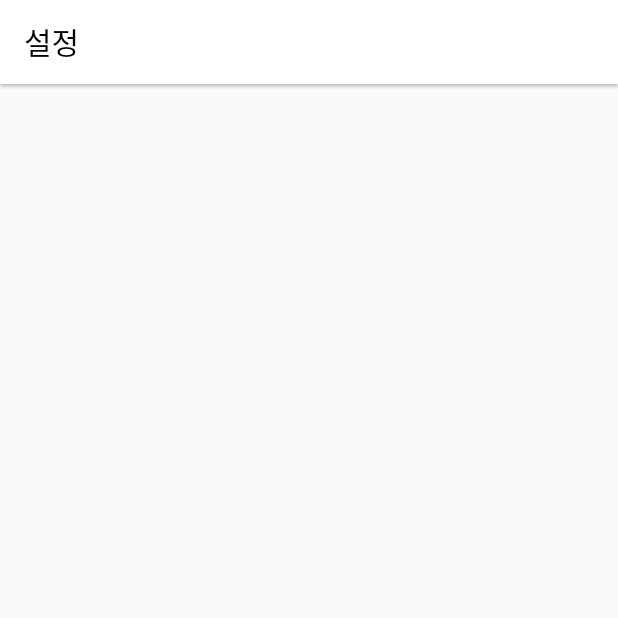
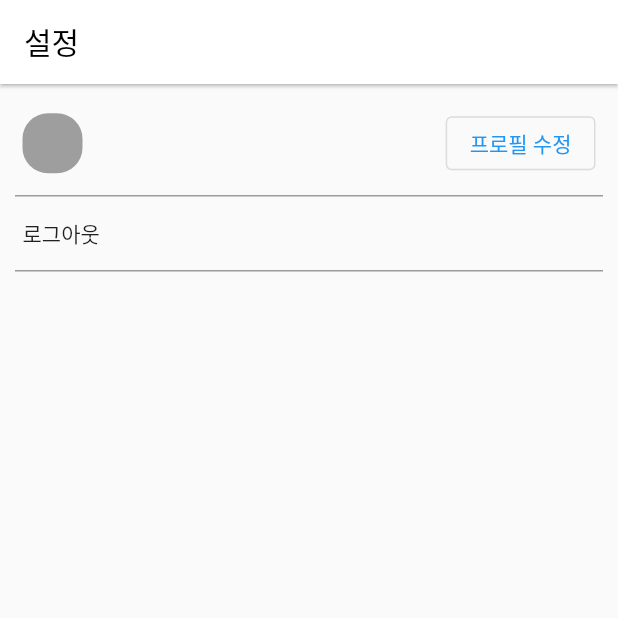
Before and after one commit to songsh927/katalkClone, a Flutter app: the Setting screen opened directly, on a phone screen of 412 x 824 dp, the top half of it. Run offline on Flutter 3.47's test engine with Material 2 defaults, Android fonts, the phone set to English and light mode, and no system bars; our stand-ins replace shared_preferences, socket_io_client; accounts and stored records are empty.

Commit message:
설정,채팅 개발중

```diff
--- a/lib/chattingpage.dart
+++ b/lib/chattingpage.dart
@@ -98,10 +98,11 @@ class _chattingpageState extends State<ChattingPage> {
                              children: [
                                Container(
                                  decoration: BoxDecoration(
-                                   color: Colors.amber,
+                                   color: Colors.white,
                                    borderRadius: BorderRadius.all(Radius.circular(10)),
                                  ),
-                                 height: 40,
+                                 alignment: Alignment.center,
+                                 height: 35,
                                  margin: EdgeInsets.fromLTRB(5, 2, 5, 2),
                                  padding: EdgeInsets.all(10),
                                  child: Text(roomData['text'][i]['text'].toString()),
--- a/lib/main.dart
+++ b/lib/main.dart
@@ -93,7 +93,6 @@ class UserData extends ChangeNotifier{
       jsonDecode(res.body)['user']['friendId'].forEach((id){
         searchFriendById(id);
       });
-
 
       userInfo['id'] = jsonDecode(res.body)['user']['id'];
       userInfo['name'] = jsonDecode(res.body)['user']['name'];
@@ -194,7 +193,6 @@ class UserData extends ChangeNotifier{
   receiveMessage(){
     socket.on('rec', (data) {
       if(data['id'] !=  userInfo['id']){
-        print('rec');
 
         var msgData = {
           'roomId': data['roomId'].toString(),
@@ -212,11 +210,6 @@ class UserData extends ChangeNotifier{
       }
     });
   }
-
-  socketDisconnect(){
-
-  }
-
 
   addRoom(id) async{
     /**
@@ -261,6 +254,13 @@ class UserData extends ChangeNotifier{
     return roomId;
   }
 
+  getRooms(){
+    /**
+     * get rooms from server
+     * */
+
+  }
+
   getRoomInfo(roomId){
     for (var room in chattingRoom) {
       if(room['roomId'] == roomId){
@@ -270,7 +270,9 @@ class UserData extends ChangeNotifier{
   }
 
   delRoom(roomId) {
-    //채팅방 삭제
+    /**
+     * 서버로 삭제대상 채팅방 ID보내기
+     * */
     for(int i = 0 ; i < chattingRoom.length ; i++){
       if(roomId == chattingRoom[i]['roomId']){
         chattingRoom.removeAt(i);
--- a/lib/setting.dart
+++ b/lib/setting.dart
@@ -1,4 +1,7 @@
 import 'package:flutter/material.dart';
+import 'package:provider/provider.dart';
+
+import 'main.dart';
 
 class Setting extends StatelessWidget {
   const Setting({Key? key}) : super(key: key);
@@ -12,6 +15,70 @@ class Setting extends StatelessWidget {
         elevation: 1,
         title: Text('설정',style: TextStyle(color: Colors.black),),
       ),
+      body: ListView(
+        padding: EdgeInsets.fromLTRB(10, 5, 10, 5),
+        children: [
+          Container(
+            padding: EdgeInsets.all(5),
+            width: double.infinity,
+            height: 70,
+            child: Row(
+              mainAxisAlignment: MainAxisAlignment.spaceBetween,
+              children: [
+                Row(
+                  children: [
+                    Container(
+                      decoration: BoxDecoration(
+                        color: Colors.grey,
+                        borderRadius: BorderRadius.all(Radius.circular(17)),
+                      ),
+                      margin: EdgeInsets.fromLTRB(0, 5, 10, 5),
+                      height: 40,
+                      width: 40,
+                    ),
+
+                    Column(
+                      mainAxisAlignment: MainAxisAlignment.spaceEvenly,
+                      crossAxisAlignment: CrossAxisAlignment.start,
+                      children: [
+                        Text(context.read<UserData>().userInfo['name'].toString()),
+                        Text(context.read<UserData>().userInfo['phone'].toString()),
+                      ],
+                    ),
+                  ],
+                ),
+
+                OutlinedButton(child: Text('프로필 수정'), onPressed: (){})
+              ],
+            ),
+            decoration: BoxDecoration(
+              border: Border(
+                bottom: BorderSide(
+                  color: Colors.black38,
+                  width: 1.0,
+                )
+              )
+            ),
+          ),
+          Container(
+            padding: EdgeInsets.all(5),
+            alignment: Alignment.centerLeft,
+            height: 50,
+            child: GestureDetector(
+              onTap: (){},
+              child: Text('로그아웃'),
+            ),
+            decoration: BoxDecoration(
+                border: Border(
+                    bottom: BorderSide(
+                      color: Colors.black38,
+                      width: 1.0,
+                    )
+                )
+            ),
+          )
+        ],
+      ),
     );
   }
 }
```
